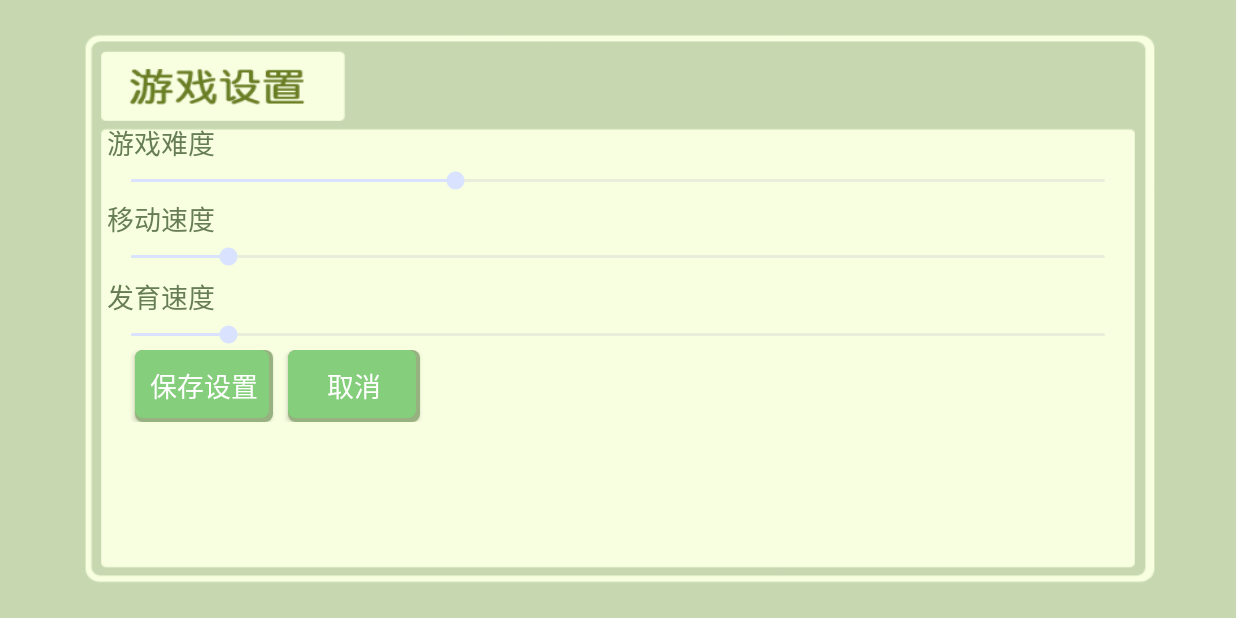
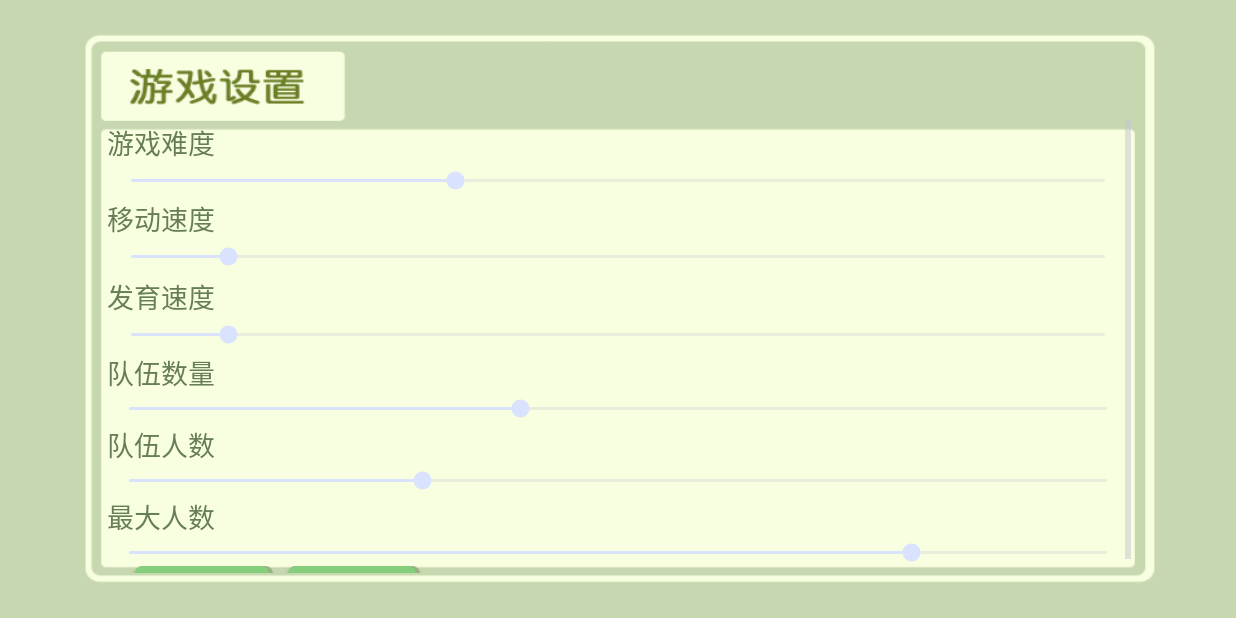
Before and after one commit to Veyhunk/battle-of-balls, an Android app: the optionActivity screen opened directly, with no data from a screen before it, on a phone screen of 824 x 412 dp (held sideways). Run offline under Robolectric (Android 15) with nearby library versions, the phone set to English and light mode, and no system bars.

Commit message:
Added operation

```diff
--- a/app/src/main/java/com/veyhunk/battle_of_balls/activities/optionActivity.java
+++ b/app/src/main/java/com/veyhunk/battle_of_balls/activities/optionActivity.java
@@ -18,6 +18,9 @@ public class optionActivity extends Activity {
     private SeekBar sbrDifficult;
     private SeekBar sbrSpeed;
     private SeekBar sbrGrow;
+    private SeekBar sbrTeamAccount;
+    private SeekBar sbrTeamMemberAccount;
+    private SeekBar sbrTeamMemberMax;
 
     protected void onCreate(Bundle savedInstanceState) {
         super.onCreate(savedInstanceState);
@@ -33,11 +36,16 @@ public class optionActivity extends Activity {
         sbrDifficult = (SeekBar) findViewById(R.id.sbrDifficult);
         sbrSpeed = (SeekBar) findViewById(R.id.sbrSpeed);
         sbrGrow = (SeekBar) findViewById(R.id.sbrGrow);
+        sbrTeamAccount = (SeekBar) findViewById(R.id.teamAccount);
+        sbrTeamMemberAccount = (SeekBar) findViewById(R.id.teamMemberAccount);
+        sbrTeamMemberMax = (SeekBar) findViewById(R.id.teamMemberMax);
 
         sbrDifficult.setProgress((int) GameParams.aiDifficult);
         sbrSpeed.setProgress((int) GameParams.ballMoveSpeed);
         sbrGrow.setProgress((int) GameParams.ballGrowSpeed);
-
+        sbrTeamAccount.setProgress(GameParams.TEAM_PARAMS.TEAM_AMOUNT);
+        sbrTeamMemberAccount.setProgress(GameParams.TEAM_PARAMS.TEAM_MEMBER_AMOUNT);
+        sbrTeamMemberMax.setProgress(GameParams.TEAM_PARAMS.TEAM_MEMBER_MAX);
     }
 
     public void btnYes(View view) {
@@ -47,6 +55,9 @@ public class optionActivity extends Activity {
         GameParams.ballMoveSpeed = sbrSpeed.getProgress();
         GameParams.aiDifficult = sbrDifficult.getProgress();
         GameParams.ballGrowSpeed = sbrGrow.getProgress();
+        GameParams.TEAM_PARAMS.TEAM_AMOUNT = sbrTeamAccount.getProgress();
+        GameParams.TEAM_PARAMS.TEAM_MEMBER_AMOUNT = sbrTeamMemberAccount.getProgress();
+        GameParams.TEAM_PARAMS.TEAM_MEMBER_MAX = sbrTeamMemberMax.getProgress();
         setResult(1, intent);
         finish();
     }
--- a/app/src/main/java/com/veyhunk/battle_of_balls/db/GameParams.java
+++ b/app/src/main/java/com/veyhunk/battle_of_balls/db/GameParams.java
@@ -18,9 +18,9 @@ public class GameParams {
     public static int GAME_TIME = 320;// 游戏时长（单位：s）
     public static int BALL_FOOD_COUNT = 400;// BALL_FOOD_COUNT
     public static final class TEAM_PARAMS {
-        public static final int TEAM_AMOUNT = 4;
-        public static final int TEAM_MEMBER_AMOUNT = 3;
-        public static final int TEAM_MEMBER_MAX = 16;
+        public static int TEAM_AMOUNT = 4;
+        public static int TEAM_MEMBER_AMOUNT = 3;
+        public static int TEAM_MEMBER_MAX = 16;
         public static final String[] TEAM_NAMES = new String[]{"SSS战队", "吞噬军团",
                 "START", "人帅手速快", "浪够了回家", "触手TV阿木", "二狗子", "被白菜怼过的猪", "冷瞳 炸弹",
                 "超萌的一天"};
--- a/app/src/main/res/layout/options.xml
+++ b/app/src/main/res/layout/options.xml
@@ -6,10 +6,10 @@
     <ScrollView
         android:layout_width="fill_parent"
         android:layout_height="fill_parent"
+        android:layout_marginBottom="0dp"
         android:layout_marginLeft="70dp"
         android:layout_marginRight="70dp"
         android:layout_marginTop="0dp"
-        android:layout_marginBottom="0dp"
         android:paddingBottom="30dp"
         android:paddingTop="80dp">
 
@@ -70,6 +70,55 @@
                 android:max="1000"
                 android:progress="1" />
 
+            <TextView
+                android:layout_width="wrap_content"
+                android:layout_height="wrap_content"
+                android:layout_margin="@dimen/padding"
+                android:shadowColor="#FFFFFFFF"
+                android:text="@string/teamAccount"
+                android:textColor="@color/font_shadow"
+                android:textSize="@dimen/fontSize" />
+
+            <SeekBar
+                android:id="@+id/teamAccount"
+                android:layout_width="match_parent"
+                android:layout_height="wrap_content"
+                android:max="10"
+                android:progress="1" />
+
+
+            <TextView
+                android:layout_width="wrap_content"
+                android:layout_height="wrap_content"
+                android:layout_margin="@dimen/padding"
+                android:shadowColor="#FFFFFFFF"
+                android:text="@string/teamMemberAccount"
+                android:textColor="@color/font_shadow"
+                android:textSize="@dimen/fontSize" />
+
+            <SeekBar
+                android:id="@+id/teamMemberAccount"
+                android:layout_width="match_parent"
+                android:layout_height="wrap_content"
+                android:max="10"
+                android:progress="1" />
+
+            <TextView
+                android:layout_width="wrap_content"
+                android:layout_height="wrap_content"
+                android:layout_margin="@dimen/padding"
+                android:shadowColor="#FFFFFFFF"
+                android:text="@string/teamMemberMax"
+                android:textColor="@color/font_shadow"
+                android:textSize="@dimen/fontSize" />
+
+            <SeekBar
+                android:id="@+id/teamMemberMax"
+                android:layout_width="match_parent"
+                android:layout_height="wrap_content"
+                android:max="20"
+                android:progress="1" />
+
             <android.support.v7.widget.ButtonBarLayout
                 android:layout_width="match_parent"
                 android:layout_height="wrap_content"
--- a/app/src/main/res/values/strings.xml
+++ b/app/src/main/res/values/strings.xml
@@ -11,6 +11,9 @@
     <string name="gameDifficult">游戏难度</string>
     <string name="moveSpeed">移动速度</string>
     <string name="growSpeed">发育速度</string>
+    <string name="teamAccount">队伍数量</string>
+    <string name="teamMemberAccount">队伍人数</string>
+    <string name="teamMemberMax">最大人数</string>
     <string name="bestScore">最高分</string>
     <string name="version">版本号</string>
     <string name="default_name">小宝宝</string>
```
Also changed, not shown: app/src/main/java/com/veyhunk/battle_of_balls/db/GameProgress.java (+10 -0 lines), app/src/main/java/com/veyhunk/battle_of_balls/model/TeamsManager.java (+6 -3 lines).
